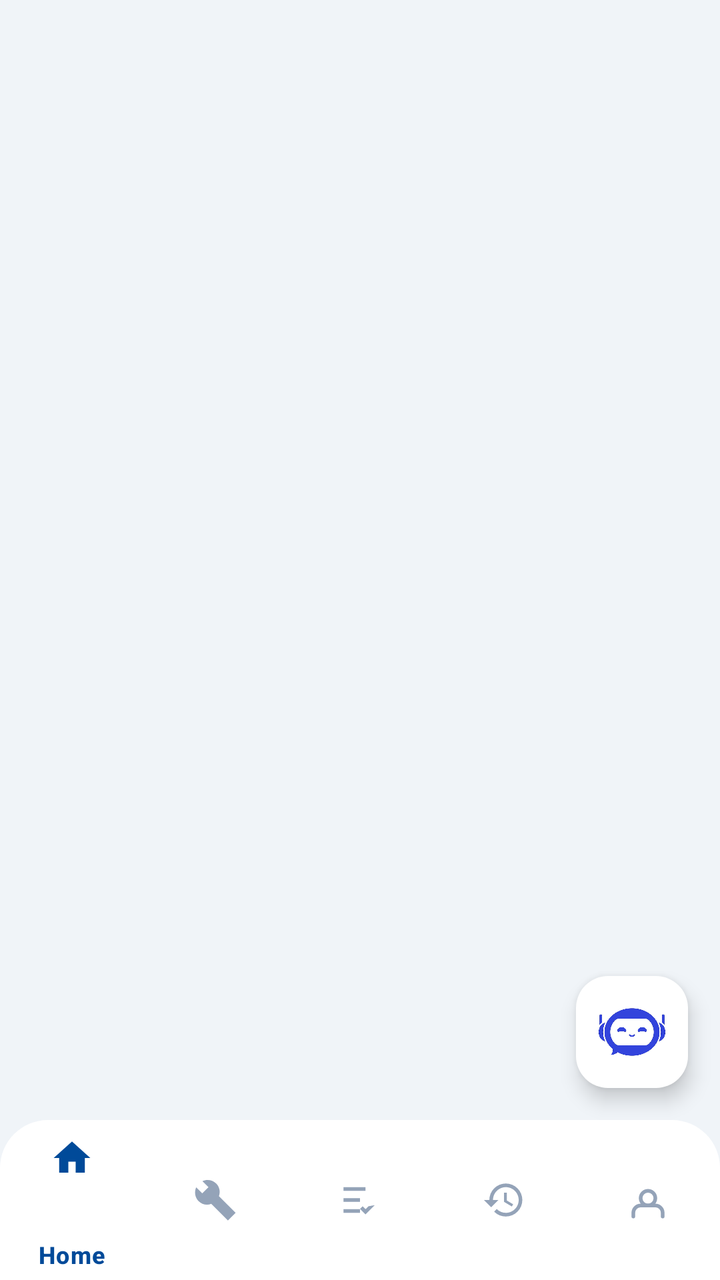
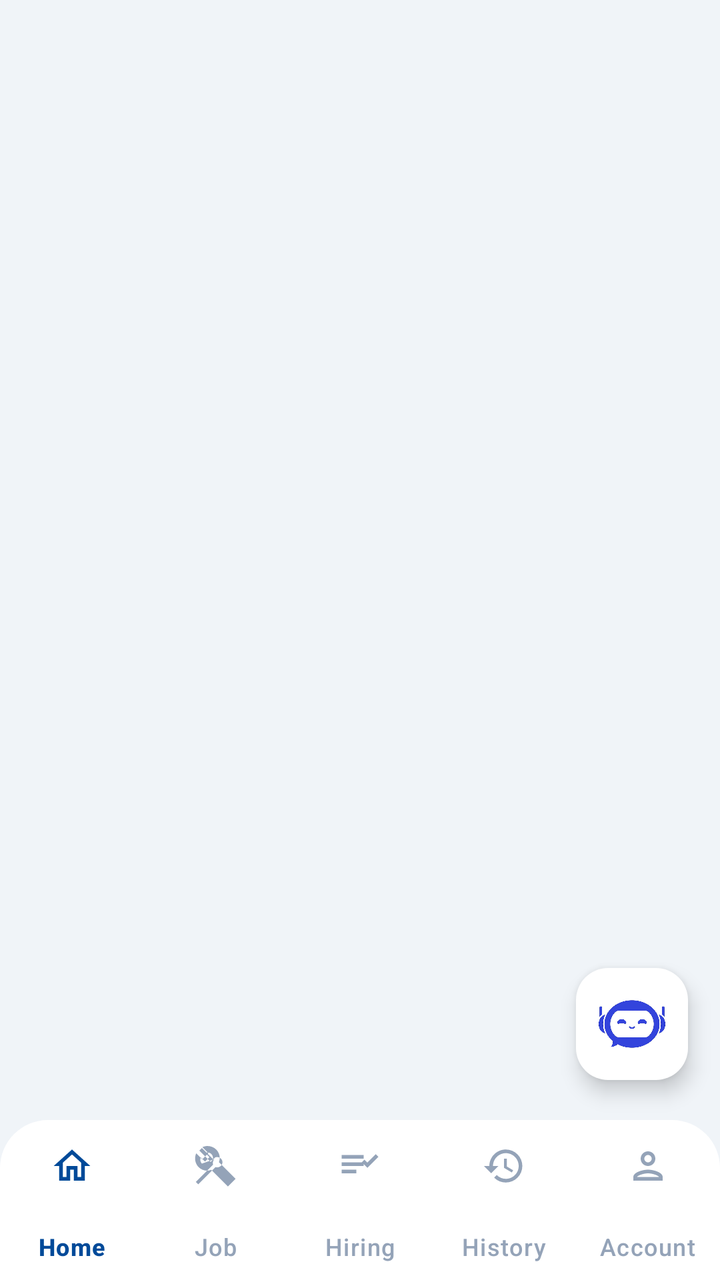

The first picture is an Android layout as it rendered before a commit; the second is the same layout after the commit. The layout source and the unified diff follow.
<!-- AndroidManifest.xml: application theme Theme.STRACT -->
<!-- res/layout/activity_worker_dashboard.xml -->
<?xml version="1.0" encoding="utf-8"?>
<LinearLayout
    xmlns:android="http://schemas.android.com/apk/res/android"
    xmlns:app="http://schemas.android.com/apk/res-auto"
    android:id="@+id/workerRootLayout"
    android:layout_width="match_parent"
    android:layout_height="match_parent"
    android:orientation="vertical"
    android:background="#F0F4F8">

    <androidx.coordinatorlayout.widget.CoordinatorLayout
        android:layout_width="match_parent"
        android:layout_height="0dp"
        android:layout_weight="1">

        <FrameLayout
            android:id="@+id/workerFragmentContainer"
            android:layout_width="match_parent"
            android:layout_height="match_parent" />

        <com.google.android.material.floatingactionbutton.FloatingActionButton
            android:id="@+id/fabChat"
            android:layout_width="wrap_content"
            android:layout_height="wrap_content"
            android:layout_gravity="bottom|end"
            android:layout_margin="16dp"
            app:maxImageSize="40dp"
            android:scaleType="centerInside"
            app:srcCompat="@drawable/chatbot_logo"
            app:tint="@null"
            app:backgroundTint="#FFFFFF"
            android:contentDescription="Chat with AI" />

    </androidx.coordinatorlayout.widget.CoordinatorLayout>

    <com.google.android.material.bottomnavigation.BottomNavigationView
        android:id="@+id/workerBottomNav"
        android:layout_width="match_parent"
        android:layout_height="wrap_content"
        android:background="@drawable/bg_bottom_nav"
        android:elevation="12dp"
        app:menu="@menu/worker_bottom_menu"
        app:itemIconSize="22dp"
        app:itemIconTint="@color/nav_item_color"
        app:itemTextColor="@color/nav_item_color"
        app:labelVisibilityMode="selected"
        app:itemPaddingTop="8dp"
        app:itemPaddingBottom="8dp" />

</LinearLayout>
<!-- resources referenced by this layout -->
<resources>
  <!-- drawable bg_bottom_nav (drawable) -->
  <?xml version="1.0" encoding="utf-8"?>
  <shape xmlns:android="http://schemas.android.com/apk/res/android"
      android:shape="rectangle">
      <solid android:color="#FFFFFF" />
      <corners
          android:topLeftRadius="24dp"
          android:topRightRadius="24dp" />
  </shape>
  <!-- drawable chatbot_logo: jpg bitmap (drawable, 18994 bytes) -->
  <style name="Theme.STRACT" parent="Base.Theme.STRACT" />
  <style name="Base.Theme.STRACT" parent="Theme.Material3.DayNight.NoActionBar">
          <item name="colorPrimary">#004A99</item>
          <item name="colorPrimaryContainer">#004A99</item>
          <item name="colorOnPrimary">#FFFFFF</item>
          <item name="colorSecondary">#004A99</item>
          <item name="colorOnSecondary">#FFFFFF</item>
          <item name="colorTertiary">#004A99</item>
          <item name="colorSecondaryContainer">#EBF2FF</item>
          <item name="colorOnSecondaryContainer">#004A99</item>
          <item name="android:statusBarColor">#004A99</item>
          <item name="android:navigationBarColor">#FFFFFF</item>
          <item name="android:windowLightStatusBar" tools:targetApi="m">false</item>
      </style>
</resources>

<!-- the commit's change to res/layout/activity_worker_dashboard.xml (unified diff, before → after) -->
@@ -1,50 +1,46 @@
 <?xml version="1.0" encoding="utf-8"?>
-<LinearLayout
+<androidx.coordinatorlayout.widget.CoordinatorLayout
     xmlns:android="http://schemas.android.com/apk/res/android"
     xmlns:app="http://schemas.android.com/apk/res-auto"
     android:id="@+id/workerRootLayout"
     android:layout_width="match_parent"
     android:layout_height="match_parent"
-    android:orientation="vertical"
     android:background="#F0F4F8">
 
-    <androidx.coordinatorlayout.widget.CoordinatorLayout
+    <FrameLayout
+        android:id="@+id/workerFragmentContainer"
         android:layout_width="match_parent"
-        android:layout_height="0dp"
-        android:layout_weight="1">
+        android:layout_height="match_parent"
+        android:layout_marginBottom="88dp" />
 
-        <FrameLayout
-            android:id="@+id/workerFragmentContainer"
-            android:layout_width="match_parent"
-            android:layout_height="match_parent" />
-
-        <com.google.android.material.floatingactionbutton.FloatingActionButton
-            android:id="@+id/fabChat"
-            android:layout_width="wrap_content"
-            android:layout_height="wrap_content"
-            android:layout_gravity="bottom|end"
-            android:layout_margin="16dp"
-            app:maxImageSize="40dp"
-            android:scaleType="centerInside"
-            app:srcCompat="@drawable/chatbot_logo"
-            app:tint="@null"
-            app:backgroundTint="#FFFFFF"
-            android:contentDescription="Chat with AI" />
-
-    </androidx.coordinatorlayout.widget.CoordinatorLayout>
+    <com.google.android.material.floatingactionbutton.FloatingActionButton
+        android:id="@+id/fabChat"
+        android:layout_width="wrap_content"
+        android:layout_height="wrap_content"
+        android:layout_gravity="bottom|end"
+        android:layout_marginEnd="16dp"
+        android:layout_marginBottom="100dp"
+        app:maxImageSize="40dp"
+        android:scaleType="centerInside"
+        app:srcCompat="@drawable/chatbot_logo"
+        app:tint="@null"
+        app:backgroundTint="#FFFFFF"
+        android:contentDescription="Chat with AI" />
 
     <com.google.android.material.bottomnavigation.BottomNavigationView
         android:id="@+id/workerBottomNav"
         android:layout_width="match_parent"
         android:layout_height="wrap_content"
+        android:layout_gravity="bottom"
         android:background="@drawable/bg_bottom_nav"
+        app:backgroundTint="@null"
         android:elevation="12dp"
         app:menu="@menu/worker_bottom_menu"
         app:itemIconSize="22dp"
         app:itemIconTint="@color/nav_item_color"
         app:itemTextColor="@color/nav_item_color"
-        app:labelVisibilityMode="selected"
-        app:itemPaddingTop="8dp"
-        app:itemPaddingBottom="8dp" />
+        app:labelVisibilityMode="labeled"
+        app:itemPaddingTop="12dp"
+        app:itemPaddingBottom="12dp" />
 
-</LinearLayout>
+</androidx.coordinatorlayout.widget.CoordinatorLayout>
